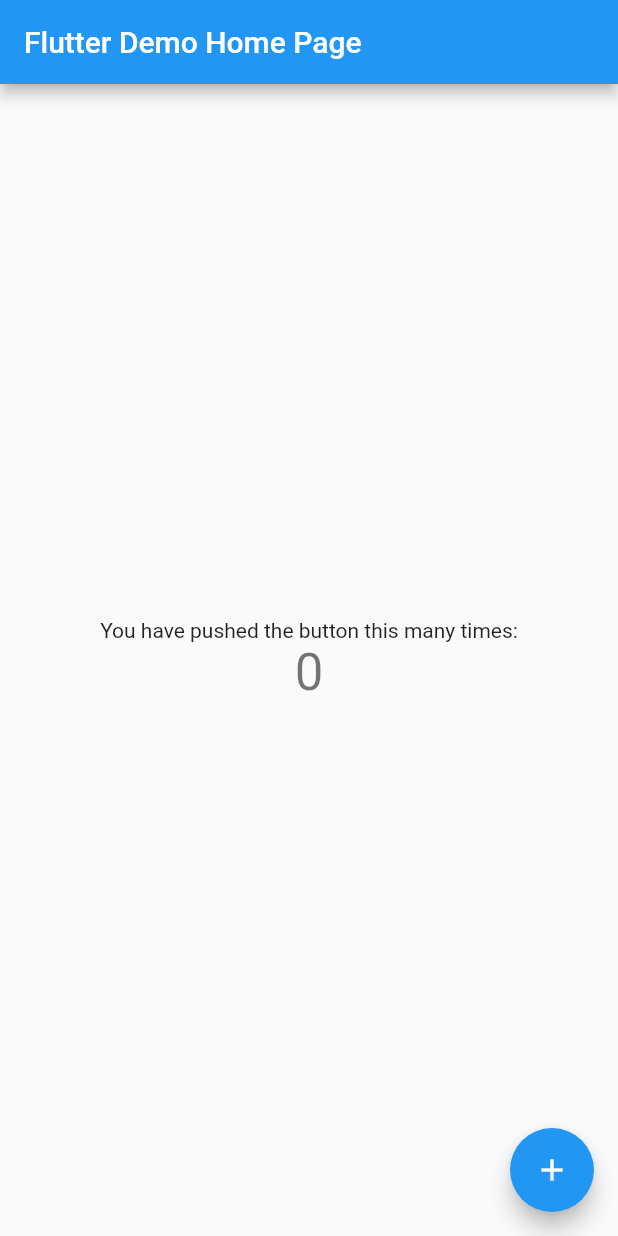
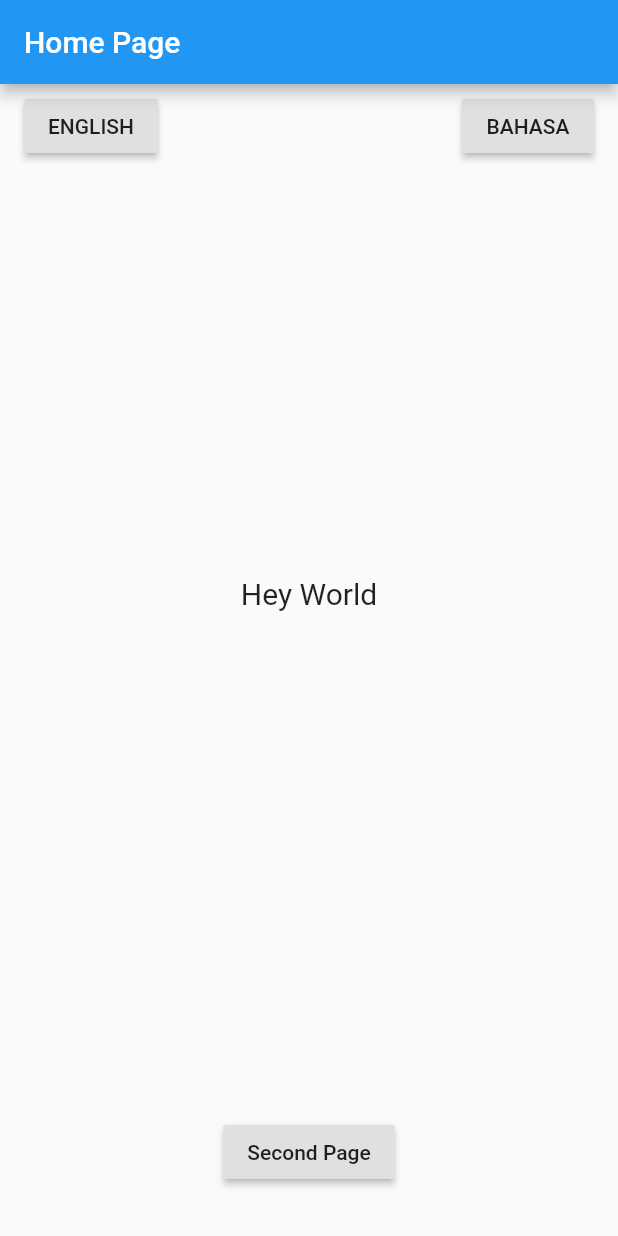
Before and after one commit to irufano/flutter_localization, a Flutter app: the screen it shows after launch, on a phone screen of 412 x 824 dp. Run offline on Flutter 3.47's test engine with Material 2 defaults, Android fonts, the phone set to English and light mode, and no system bars.

Commit message:
app localization

```diff
--- /dev/null
+++ b/lib/l10n/intl_en.arb
@@ -0,0 +1,21 @@
+{
+  "@@last_modified": "2020-01-01T14:38:30.787438",
+  "heyWorld": "Hey World",
+  "@heyWorld": {
+    "description": "Simpel word for greeting ",
+    "type": "text",
+    "placeholders": {}
+  },
+  "secondPage": "Second Page",
+  "@secondPage": {
+    "description": "Simpel word for Second Page",
+    "type": "text",
+    "placeholders": {}
+  },
+  "homePage": "Home Page",
+  "@homePage": {
+    "description": "Simpel word for Home Page",
+    "type": "text",
+    "placeholders": {}
+  }
+}
--- /dev/null
+++ b/lib/l10n/intl_messages.arb
@@ -0,0 +1,21 @@
+{
+  "@@last_modified": "2020-01-01T15:15:25.739984",
+  "heyWorld": "Hey World",
+  "@heyWorld": {
+    "description": "Simpel word for greeting ",
+    "type": "text",
+    "placeholders": {}
+  },
+  "secondPage": "Second Page",
+  "@secondPage": {
+    "description": "Simpel word for Second Page",
+    "type": "text",
+    "placeholders": {}
+  },
+  "homePage": "Home Page",
+  "@homePage": {
+    "description": "Simpel word for Home Page",
+    "type": "text",
+    "placeholders": {}
+  }
+}
--- /dev/null
+++ b/lib/l10n/messages_en.dart
@@ -0,0 +1,28 @@
+// DO NOT EDIT. This is code generated via package:intl/generate_localized.dart
+// This is a library that provides messages for a en locale. All the
+// messages from the main program should be duplicated here with the same
+// function name.
+
+// Ignore issues from commonly used lints in this file.
+// ignore_for_file:unnecessary_brace_in_string_interps, unnecessary_new
+// ignore_for_file:prefer_single_quotes,comment_references, directives_ordering
+// ignore_for_file:annotate_overrides,prefer_generic_function_type_aliases
+// ignore_for_file:unused_import, file_names
+
+import 'package:intl/intl.dart';
+import 'package:intl/message_lookup_by_library.dart';
+
+final messages = new MessageLookup();
+
+typedef String MessageIfAbsent(String messageStr, List<dynamic> args);
+
+class MessageLookup extends MessageLookupByLibrary {
+  String get localeName => 'en';
+
+  final messages = _notInlinedMessages(_notInlinedMessages);
+  static _notInlinedMessages(_) => <String, Function> {
+    "heyWorld" : MessageLookupByLibrary.simpleMessage("Hey World"),
+    "homePage" : MessageLookupByLibrary.simpleMessage("Home Page"),
+    "secondPage" : MessageLookupByLibrary.simpleMessage("Second Page")
+  };
+}
--- /dev/null
+++ b/lib/l10n/messages_messages.dart
@@ -0,0 +1,28 @@
+// DO NOT EDIT. This is code generated via package:intl/generate_localized.dart
+// This is a library that provides messages for a messages locale. All the
+// messages from the main program should be duplicated here with the same
+// function name.
+
+// Ignore issues from commonly used lints in this file.
+// ignore_for_file:unnecessary_brace_in_string_interps, unnecessary_new
+// ignore_for_file:prefer_single_quotes,comment_references, directives_ordering
+// ignore_for_file:annotate_overrides,prefer_generic_function_type_aliases
+// ignore_for_file:unused_import, file_names
+
+import 'package:intl/intl.dart';
+import 'package:intl/message_lookup_by_library.dart';
+
+final messages = new MessageLookup();
+
+typedef String MessageIfAbsent(String messageStr, List<dynamic> args);
+
+class MessageLookup extends MessageLookupByLibrary {
+  String get localeName => 'messages';
+
+  final messages = _notInlinedMessages(_notInlinedMessages);
+  static _notInlinedMessages(_) => <String, Function> {
+    "heyWorld" : MessageLookupByLibrary.simpleMessage("Hey World"),
+    "homePage" : MessageLookupByLibrary.simpleMessage("Home Page"),
+    "secondPage" : MessageLookupByLibrary.simpleMessage("Second Page")
+  };
+}
--- /dev/null
+++ b/lib/locale/app_localization.dart
@@ -0,0 +1,42 @@
+import 'package:flutter/material.dart';
+import 'package:flutter_localization/l10n/messages_all.dart';
+import 'package:intl/intl.dart';
+
+class AppLocalization {
+  static Future<AppLocalization> load(Locale locale) {
+    final String name =
+        locale.countryCode.isEmpty ? locale.languageCode : locale.toString();
+    final String localeName = Intl.canonicalizedLocale(name);
+    return initializeMessages(localeName).then((_) {
+      Intl.defaultLocale = localeName;
+      return AppLocalization();
+    });
+  }
+
+  static AppLocalization of(BuildContext context) {
+    return Localizations.of<AppLocalization>(context, AppLocalization);
+  }
+
+  // list of locales
+  String get heyWorld {
+    return Intl.message(
+      'Hey World',
+      name: 'heyWorld',
+      desc: 'Simpel word for greeting ',
+    );
+  }
+  String get secondPage {
+    return Intl.message(
+      'Second Page',
+      name: 'secondPage',
+      desc: 'Simpel word for Second Page',
+    );
+  }
+    String get homePage {
+    return Intl.message(
+      'Home Page',
+      name: 'homePage',
+      desc: 'Simpel word for Home Page',
+    );
+  }
+}
--- /dev/null
+++ b/lib/locale/app_localization_delegate.dart
@@ -0,0 +1,17 @@
+import 'package:flutter/material.dart';
+import 'package:flutter_localization/locale/app_localization.dart';
+
+class AppLocalizationDelegate extends LocalizationsDelegate<AppLocalization>{
+  final Locale overriddenLocale;
+
+  const AppLocalizationDelegate(this.overriddenLocale);
+
+  @override
+  bool isSupported(Locale locale) => ['en', 'id'].contains(locale.languageCode);
+
+  @override
+  Future<AppLocalization> load(Locale locale) => AppLocalization.load(locale);
+
+  @override
+  bool shouldReload(LocalizationsDelegate<AppLocalization> old) => false;
+}
--- a/lib/main.dart
+++ b/lib/main.dart
@@ -1,111 +1,31 @@
 import 'package:flutter/material.dart';
+import 'package:flutter_localization/locale/app_localization_delegate.dart';
+import 'package:flutter_localization/views/homepage.dart';
+import 'package:flutter_localizations/flutter_localizations.dart';
 
 void main() => runApp(MyApp());
 
-class MyApp extends StatelessWidget {
-  // This widget is the root of your application.
+class MyApp extends StatefulWidget {
   @override
-  Widget build(BuildContext context) {
-    return MaterialApp(
-      title: 'Flutter Demo',
-      theme: ThemeData(
-        // This is the theme of your application.
-        //
-        // Try running your application with "flutter run". You'll see the
-        // application has a blue toolbar. Then, without quitting the app, try
-        // changing the primarySwatch below to Colors.green and then invoke
-        // "hot reload" (press "r" in the console where you ran "flutter run",
-        // or simply save your changes to "hot reload" in a Flutter IDE).
-        // Notice that the counter didn't reset back to zero; the application
-        // is not restarted.
-        primarySwatch: Colors.blue,
-      ),
-      home: MyHomePage(title: 'Flutter Demo Home Page'),
-    );
-  }
+  State<StatefulWidget> createState() => _MyAppState();
 }
 
-class MyHomePage extends StatefulWidget {
-  MyHomePage({Key key, this.title}) : super(key: key);
-
-  // This widget is the home page of your application. It is stateful, meaning
-  // that it has a State object (defined below) that contains fields that affect
-  // how it looks.
-
-  // This class is the configuration for the state. It holds the values (in this
-  // case the title) provided by the parent (in this case the App widget) and
-  // used by the build method of the State. Fields in a Widget subclass are
-  // always marked "final".
-
-  final String title;
-
-  @override
-  _MyHomePageState createState() => _MyHomePageState();
-}
-
-class _MyHomePageState extends State<MyHomePage> {
-  int _counter = 0;
-
-  void _incrementCounter() {
-    setState(() {
-      // This call to setState tells the Flutter framework that something has
-      // changed in this State, which causes it to rerun the build method below
-      // so that the display can reflect the updated values. If we changed
-      // _counter without calling setState(), then the build method would not be
-      // called again, and so nothing would appear to happen.
-      _counter++;
-    });
-  }
+class _MyAppState extends State<MyApp> {
+  // This widget is the root of your application.
+  String countryCode;
+  String languageCode;
+  AppLocalizationDelegate _localeOverrideDelegate =
+      AppLocalizationDelegate(Locale('en', 'US'));
 
   @override
   Widget build(BuildContext context) {
-    // This method is rerun every time setState is called, for instance as done
-    // by the _incrementCounter method above.
-    //
-    // The Flutter framework has been optimized to make rerunning build methods
-    // fast, so that you can just rebuild anything that needs updating rather
-    // than having to individually change instances of widgets.
-    return Scaffold(
-      appBar: AppBar(
-        // Here we take the value from the MyHomePage object that was created by
-        // the App.build method, and use it to set our appbar title.
-        title: Text(widget.title),
-      ),
-      body: Center(
-        // Center is a layout widget. It takes a single child and positions it
-        // in the middle of the parent.
-        child: Column(
-          // Column is also a layout widget. It takes a list of children and
-          // arranges them vertically. By default, it sizes itself to fit its
-          // children horizontally, and tries to be as tall as its parent.
-          //
-          // Invoke "debug painting" (press "p" in the console, choose the
-          // "Toggle Debug Paint" action from the Flutter Inspector in Android
-          // Studio, or the "Toggle Debug Paint" command in Visual Studio Code)
-          // to see the wireframe for each widget.
-          //
-          // Column has various properties to control how it sizes itself and
-          // how it positions its children. Here we use mainAxisAlignment to
-          // center the children vertically; the main axis here is the vertical
-          // axis because Columns are vertical (the cross axis would be
-          // horizontal).
-          mainAxisAlignment: MainAxisAlignment.center,
-          children: <Widget>[
-            Text(
-              'You have pushed the button this many times:',
-            ),
-            Text(
-              '$_counter',
-              style: Theme.of(context).textTheme.display1,
-            ),
-          ],
-        ),
-      ),
-      floatingActionButton: FloatingActionButton(
-        onPressed: _incrementCounter,
-        tooltip: 'Increment',
-        child: Icon(Icons.add),
-      ), // This trailing comma makes auto-formatting nicer for build methods.
-    );
+    return new MaterialApp(localizationsDelegates: [
+      GlobalMaterialLocalizations.delegate,
+      GlobalWidgetsLocalizations.delegate,
+      _localeOverrideDelegate
+    ], supportedLocales: [
+      const Locale('en', 'US'),
+      const Locale('id', 'ID')
+    ], home: MyHomePage());
   }
 }
--- /dev/null
+++ b/lib/views/homepage.dart
@@ -0,0 +1,62 @@
+import 'package:flutter/material.dart';
+import 'package:flutter_localization/locale/app_localization.dart';
+import 'package:flutter_localization/views/second_page.dart';
+
+class MyHomePage extends StatefulWidget {
+  @override
+  State<StatefulWidget> createState() => _MyHomePageState();
+}
+
+class _MyHomePageState extends State<MyHomePage> {
+  @override
+  Widget build(BuildContext context) {
+    return Scaffold(
+      appBar: AppBar(
+          title: Text(AppLocalization.of(context).homePage),
+          ),
+      body: Column(
+        mainAxisAlignment: MainAxisAlignment.start,
+        children: <Widget>[
+          Expanded(
+            flex: 1,
+            child: ListTile(
+              leading: RaisedButton(
+                onPressed: () {
+                  setState(() {
+                    AppLocalization.load(Locale('en', 'US'));
+                  });
+                },
+                child: Text('ENGLISH'),
+              ),
+              trailing: RaisedButton(
+                onPressed: () {
+                  setState(() {
+                    AppLocalization.load(Locale('id', 'ID'));
+                  });
+                },
+                child: Text('BAHASA'),
+              ),
+            ),
+          ),
+          Expanded(
+            flex: 1,
+            child: Text(
+              AppLocalization.of(context).heyWorld,
+              style: TextStyle(fontSize: 20),
+            ),
+          ),
+          Padding(
+            padding: const EdgeInsets.all(32.0),
+            child: RaisedButton(
+              child: Text('Second Page'),
+              onPressed: () {
+                Navigator.push(context,
+                    MaterialPageRoute(builder: (context) => SecondPage()));
+              },
+            ),
+          )
+        ],
+      ),
+    );
+  }
+}
--- a/pubspec.yaml
+++ b/pubspec.yaml
@@ -20,7 +20,10 @@ dependencies:
   flutter:
     sdk: flutter
 
+  flutter_localizations:
+    sdk: flutter
 
+  intl_translation: ^0.17.7
 
   # The following adds the Cupertino Icons font to your application.
   # Use with the CupertinoIcons class for iOS style icons.
```
Also changed, not shown: lib/l10n/intl_id.arb (added, +21 -0 lines), lib/l10n/messages_all.dart (added, +71 -0 lines), lib/l10n/messages_id.dart (added, +28 -0 lines), lib/views/second_page.dart (added, +51 -0 lines), pubspec.lock, 1 other file.
